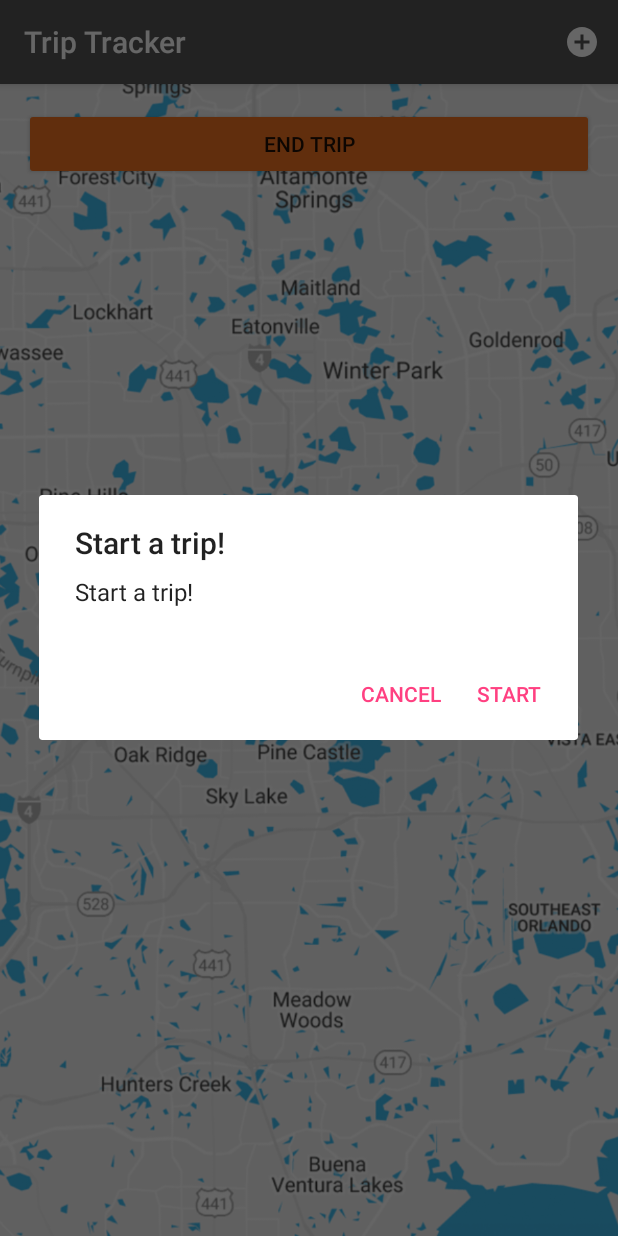
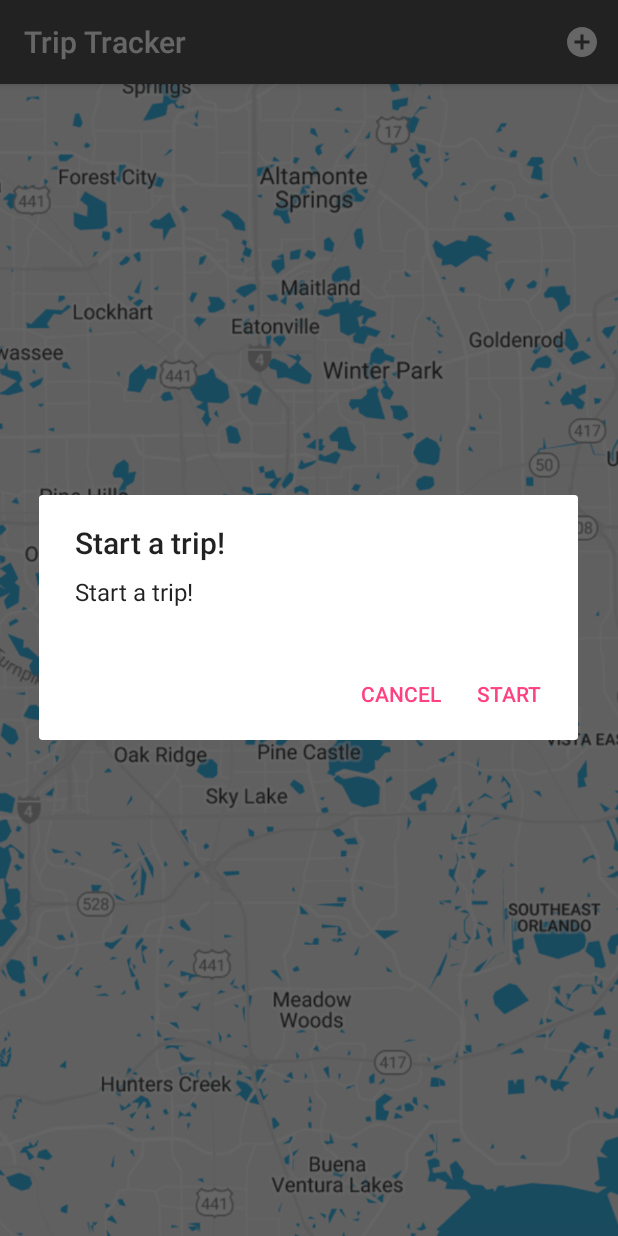
Before and after one commit to abhimalamkar/pegasus_android, an Android app: the TripActivity screen opened directly, with no data from a screen before it, after a tap on "add", on a phone screen of 412 x 824 dp. Run offline under Robolectric (Android 15) with nearby library versions, the phone set to English and light mode, and no system bars.

Commit message:
trip Changed, For mac

```diff
--- a/MyApplication/app/src/main/java/com/abhijeetmalamkar/pegasus/TripTracking/TripActivity.java
+++ b/MyApplication/app/src/main/java/com/abhijeetmalamkar/pegasus/TripTracking/TripActivity.java
@@ -19,6 +19,7 @@ import android.view.MenuInflater;
 import android.view.MenuItem;
 import android.view.View;
 import android.widget.AdapterView;
+import android.widget.Button;
 import android.widget.EditText;
 import android.widget.ImageView;
 import android.widget.LinearLayout;
@@ -26,6 +27,7 @@ import android.widget.ListView;
 import android.widget.TextView;
 import android.widget.Toast;
 
+import com.abhijeetmalamkar.pegasus.Alert;
 import com.abhijeetmalamkar.pegasus.GpsTracker;
 import com.abhijeetmalamkar.pegasus.R;
 import com.abhijeetmalamkar.pegasus.Trip;
@@ -51,6 +53,7 @@ public class TripActivity extends AppCompatActivity {
     Trip trip;
     int position;
     private String m_Text = "No Name";
+    Button button;
 
     @Override
     protected void onCreate(Bundle savedInstanceState) {
@@ -87,7 +90,27 @@ public class TripActivity extends AppCompatActivity {
                 details.setVisibility(View.GONE);
             }
         });
+        button = (Button) findViewById(R.id.endButton);
+        button.setOnClickListener(endListner);
+        button.setVisibility(View.GONE);
     }
+
+    View.OnClickListener endListner = new View.OnClickListener() {
+        @Override
+        public void onClick(View view) {
+            GpsTracker gt = new GpsTracker(TripActivity.this);
+            Location l = gt.getLocation();
+            Float[] points = {(float) l.getLatitude(), (float) l.getLongitude()};
+            trip.setEnd(points);
+            trip.setLocations(new String[]{getAddress(trip.getStart())
+                    , getAddress(trip.getEnd())});
+            trips.add(trip);
+            adapter.notifyDataSetChanged();
+            saveTrips(email + Tag, trips);
+            trip = null;
+            button.setVisibility(View.GONE);
+        }
+    };
 
     private TextWatcher tollWatcher = new TextWatcher() {
         @Override
@@ -214,14 +237,14 @@ public class TripActivity extends AppCompatActivity {
 //                double lon = l.getLongitude();
 //                Toast.makeText(mContext,"GPS Lat = "+lat+"\n lon = "+lon,Toast.LENGTH_SHORT).show();
 //            }
-
+            if(trip == null) {
             AlertDialog.Builder build = new AlertDialog.Builder(TripActivity.this);
-            build.setTitle(trip == null ? "Start a trip!" : "End the trip!");
-            build.setMessage(trip == null ? "Start a trip!" : "End the trip!");
-            build.setPositiveButton(trip == null ? "Start" : "End", new DialogInterface.OnClickListener() {
+            build.setTitle("Start a trip!" );
+            build.setMessage( "Start a trip!");
+            build.setPositiveButton( "Start" , new DialogInterface.OnClickListener() {
                 @Override
                 public void onClick(DialogInterface dialog, int which) {
-                    if(trip == null) {
+
 //                        android.support.v7.app.AlertDialog.Builder builder = new android.support.v7.app.AlertDialog.Builder(mContext);
 //                        builder.setTitle("Title");
 //                        // Set up the input
@@ -258,27 +281,20 @@ public class TripActivity extends AppCompatActivity {
                             final Calendar c = Calendar.getInstance();
                             Float[] points = {(float) l.getLatitude(), (float) l.getLongitude()};
                             trip = new Trip(m_Text, points, null, c.getTime());
-
+                            button.setVisibility(View.VISIBLE);
                         }
                         else {
                             Toast.makeText(TripActivity.this,"No Location",Toast.LENGTH_SHORT).show();
                         }
-                    } else {
-                        GpsTracker gt = new GpsTracker(TripActivity.this);
-                        Location l = gt.getLocation();
-                        Float[] points = {(float) l.getLatitude(), (float) l.getLongitude()};
-                        trip.setEnd(points);
-                        trip.setLocations(new String[]{getAddress(trip.getStart())
-                                , getAddress(trip.getEnd())});
-                        trips.add(trip);
-                        adapter.notifyDataSetChanged();
-                        saveTrips(email + Tag, trips);
-                        trip = null;
-                    }
+
                 }
+
             });
-            build.setNegativeButton("Cancel", null);
+                  build.setNegativeButton("Cancel", null);
             build.show();
+            } else {
+                Alert.show(TripActivity.this,"Trip!","Already Started a trip please cancel it first.",null,null);
+            }
         }
         return super.onOptionsItemSelected(item);
     }
--- a/MyApplication/app/src/main/res/layout/activity_train.xml
+++ b/MyApplication/app/src/main/res/layout/activity_train.xml
@@ -36,6 +36,7 @@
                 android:layout_width="match_parent"
                 android:layout_height="wrap_content"
                 android:id="@+id/endButton"
+                android:textColor="#FFF"
                 android:backgroundTint="#F37421"
                 android:text="End Trip"/>
 
```
